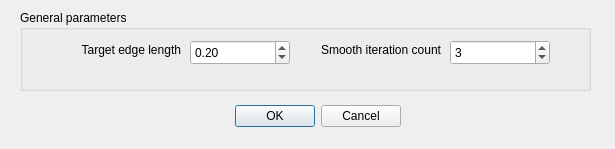
The window that src/Isotropic_parameters.ui (KaimoHu/2019_CGALRemeshing) describes before a commit, drawn with Qt 5.
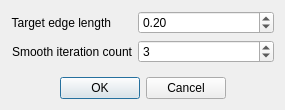
The same window after the commit.

Commit message: Modified the layouts of the parameter dialogs

Patch:
```diff
--- a/src/Isotropic_parameters.ui
+++ b/src/Isotropic_parameters.ui
@@ -6,50 +6,18 @@
    <rect>
     <x>0</x>
     <y>0</y>
-    <width>615</width>
-    <height>149</height>
+    <width>285</width>
+    <height>110</height>
    </rect>
   </property>
   <property name="windowTitle">
    <string>Isotropic Parameters</string>
   </property>
-  <widget class="QDialogButtonBox" name="buttonBox">
-   <property name="geometry">
-    <rect>
-     <x>160</x>
-     <y>100</y>
-     <width>241</width>
-     <height>32</height>
-    </rect>
-   </property>
-   <property name="orientation">
-    <enum>Qt::Horizontal</enum>
-   </property>
-   <property name="standardButtons">
-    <set>QDialogButtonBox::Cancel|QDialogButtonBox::Ok</set>
-   </property>
-  </widget>
-  <widget class="QGroupBox" name="groupBox">
-   <property name="geometry">
-    <rect>
-     <x>20</x>
-     <y>10</y>
-     <width>571</width>
-     <height>81</height>
-    </rect>
-   </property>
-   <property name="title">
-    <string>General parameters</string>
-   </property>
+  <layout class="QVBoxLayout" name="verticalLayout_2">
+   <item>
+    <layout class="QFormLayout" name="formLayout_3">
+     <item row="0" column="0">
    <widget class="QLabel" name="label1">
-    <property name="geometry">
-     <rect>
-      <x>20</x>
-      <y>30</y>
-      <width>141</width>
-      <height>20</height>
-     </rect>
-    </property>
     <property name="text">
      <string>Target edge length</string>
     </property>
@@ -57,15 +25,9 @@
      <set>Qt::AlignRight|Qt::AlignTrailing|Qt::AlignVCenter</set>
     </property>
    </widget>
+     </item>
+     <item row="0" column="1">
    <widget class="QDoubleSpinBox" name="sb_target_edge_length">
-    <property name="geometry">
-     <rect>
-      <x>170</x>
-      <y>30</y>
-      <width>100</width>
-      <height>25</height>
-     </rect>
-    </property>
     <property name="decimals">
      <number>2</number>
     </property>
@@ -82,15 +44,9 @@
      <double>0.200000000000000</double>
     </property>
    </widget>
+     </item>
+     <item row="1" column="0">
    <widget class="QLabel" name="label6_2">
-    <property name="geometry">
-     <rect>
-      <x>280</x>
-      <y>30</y>
-      <width>141</width>
-      <height>20</height>
-     </rect>
-    </property>
     <property name="text">
      <string>Smooth iteration count</string>
     </property>
@@ -98,15 +54,9 @@
      <set>Qt::AlignRight|Qt::AlignTrailing|Qt::AlignVCenter</set>
     </property>
    </widget>
+     </item>
+     <item row="1" column="1">
    <widget class="QSpinBox" name="sb_smooth_iteration_count">
-    <property name="geometry">
-     <rect>
-      <x>430</x>
-      <y>30</y>
-      <width>100</width>
-      <height>25</height>
-     </rect>
-    </property>
     <property name="minimum">
      <number>0</number>
     </property>
@@ -117,7 +67,56 @@
      <number>3</number>
     </property>
    </widget>
-  </widget>
+     </item>
+    </layout>
+   </item>
+   <item>
+    <layout class="QHBoxLayout" name="horizontalLayout_3">
+     <item>
+      <spacer name="horizontalSpacer_2">
+       <property name="orientation">
+        <enum>Qt::Horizontal</enum>
+       </property>
+       <property name="sizeHint" stdset="0">
+        <size>
+         <width>40</width>
+         <height>20</height>
+        </size>
+       </property>
+      </spacer>
+     </item>
+     <item>
+      <widget class="QDialogButtonBox" name="buttonBox">
+       <property name="sizePolicy">
+        <sizepolicy hsizetype="Fixed" vsizetype="Fixed">
+         <horstretch>0</horstretch>
+         <verstretch>0</verstretch>
+        </sizepolicy>
+       </property>
+       <property name="orientation">
+        <enum>Qt::Horizontal</enum>
+       </property>
+       <property name="standardButtons">
+        <set>QDialogButtonBox::Cancel|QDialogButtonBox::Ok</set>
+       </property>
+      </widget>
+     </item>
+     <item>
+      <spacer name="horizontalSpacer">
+       <property name="orientation">
+        <enum>Qt::Horizontal</enum>
+       </property>
+       <property name="sizeHint" stdset="0">
+        <size>
+         <width>40</width>
+         <height>20</height>
+        </size>
+       </property>
+      </spacer>
+     </item>
+    </layout>
+   </item>
+  </layout>
  </widget>
  <resources/>
  <connections>
```
Lines whose indentation alone changed are shown as unchanged. The commit also changes 2 other files.
